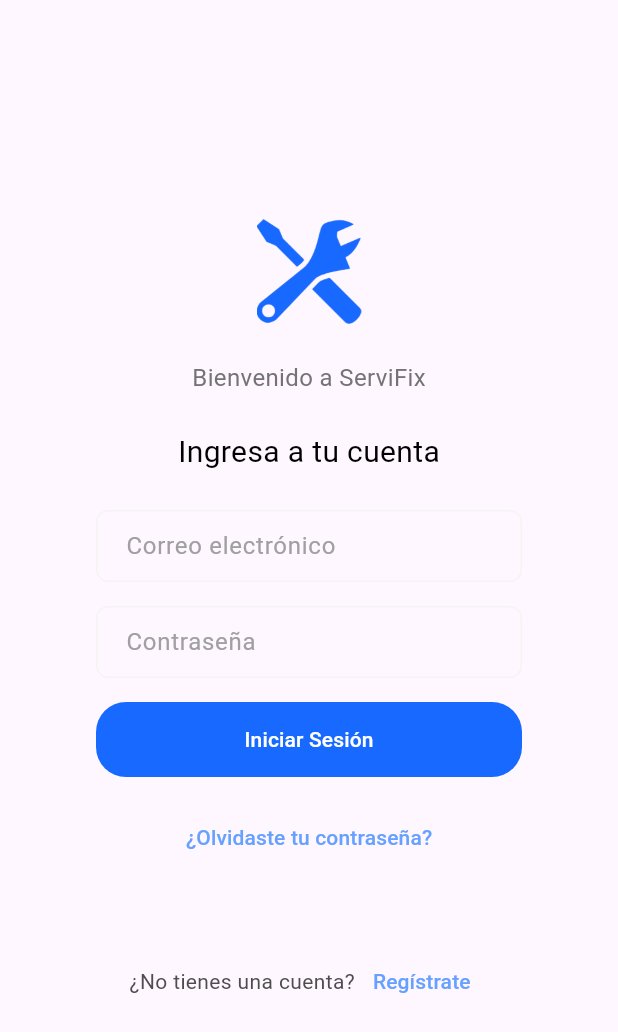
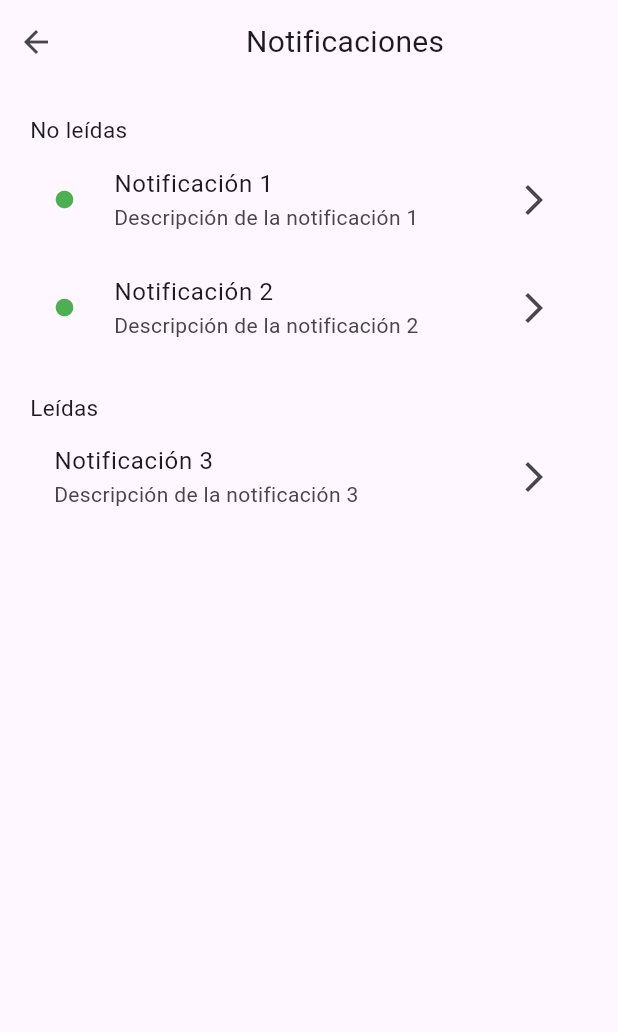
Before and after one commit to AM-SocialTechOrg/ServiFix_Flutter, a Flutter app: the screen it shows after launch, on a phone screen of 412 x 824 dp. Shown: the top 1032 px of the screen. Run offline on Flutter 3.47's test engine with Material 3 defaults, Android fonts, the phone set to English and light mode, and no system bars; our stand-ins replace file_picker, permission_handler, shared_preferences; missing offline and left inert: dart:ffi, jwt_decode; accounts and stored records are empty.

Commit message:
Creating the Notifications View
Co-Authored-By: Luis Alberto Siancas Retegui <112042262+DahuX04@users.noreply.github.com>
Co-Authored-By: Jean Carlos Achamizo <traxefeder@gmail.com>
Co-Authored-By: Rodrigo Raymundo  <130820365+RodrigoRG24@users.noreply.github.com>
Co-Authored-By: Lucía A. <91093842+luciaaliagat@users.noreply.github.com>

```diff
--- a/lib/main.dart
+++ b/lib/main.dart
@@ -1,5 +1,6 @@
 import 'package:flutter/material.dart';
-import 'package:servifix_flutter/views/Offer.dart';
+import 'package:servifix_flutter/views/notification.dart';
+import 'package:servifix_flutter/views/request_offer.dart';
 import 'package:servifix_flutter/views/login.dart';
 import 'package:provider/provider.dart';
 import 'api/provider/AuthModel.dart';
@@ -27,7 +28,7 @@ class MyApp extends StatelessWidget {
         colorScheme: ColorScheme.fromSeed(seedColor: Colors.deepPurple),
         useMaterial3: true,
       ),
-      home: LogIn(),
+      home: notification(),
       //home : ProfileScreen(),
     );
   }
--- /dev/null
+++ b/lib/views/notification.dart
@@ -0,0 +1,69 @@
+import 'package:flutter/material.dart';
+
+class notification extends StatefulWidget {
+  const notification({super.key});
+
+  @override
+  State<notification> createState() => _notificationState();
+}
+
+class _notificationState extends State<notification> {
+  @override
+  Widget build(BuildContext context) {
+    return Scaffold(
+      appBar: AppBar(
+        actions: [
+          Container(
+            child: IconButton(
+              icon: Icon(Icons.arrow_back_outlined),
+              onPressed: () {},
+            ),
+          ),
+          Expanded(
+            child: Center(
+              child: Text('Notificaciones',
+                  style: TextStyle(fontSize: 20)
+              ),
+            ),
+          ),
+        ],
+      ),
+      body: Padding(
+        padding: const EdgeInsets.all(20.0),
+        child: Column(
+          crossAxisAlignment: CrossAxisAlignment.start,
+          children: [
+            Text('No leídas',
+                style: TextStyle(
+                  fontSize: 15,
+                )
+            ),
+            ListTile(
+              leading: Icon(Icons.circle, size: 14, color: Colors.green),
+              title: Text('Notificación 1'),
+              subtitle: Text('Descripción de la notificación 1'),
+              trailing: Icon(Icons.arrow_forward_ios),
+            ),
+            ListTile(
+              leading: Icon(Icons.circle, size: 14, color: Colors.green),
+              title: Text('Notificación 2'),
+              subtitle: Text('Descripción de la notificación 2'),
+              trailing: Icon(Icons.arrow_forward_ios),
+            ),
+            SizedBox(height: 20),
+            Text('Leídas',
+                style: TextStyle(
+                  fontSize: 15,
+                )
+            ),
+            ListTile(
+              title: Text('Notificación 3'),
+              subtitle: Text('Descripción de la notificación 3'),
+              trailing: Icon(Icons.arrow_forward_ios),
+            ),
+          ],
+        ),
+      ),
+    );
+  }
+}
--- a/lib/views/user_profile.dart
+++ b/lib/views/user_profile.dart
@@ -5,7 +5,7 @@ import 'package:servifix_flutter/api/service/userService.dart';
 import 'package:provider/provider.dart';
 import 'package:servifix_flutter/api/provider/AuthModel.dart';
 import 'package:servifix_flutter/api/service/PublicationService.dart';
-import 'package:servifix_flutter/views/Offer.dart';
+import 'package:servifix_flutter/views/request_offer.dart';
 import 'package:servifix_flutter/api/preferences/userPreferences.dart';
 
 class UserProfileScreen extends StatefulWidget {
@@ -397,7 +397,7 @@ class UserProfileScreen extends StatefulWidget {
             if (index == 0) {
               Navigator.push(
                 context,
-                MaterialPageRoute(builder: (context) => Offer()),
+                MaterialPageRoute(builder: (context) => RequestOffer()),
               );
             } else if (index == 1) {
               Navigator.of(context).pushNamed('/search');
```
Also changed, not shown: lib/views/request_offer.dart (renamed from lib/views/offer.dart, +25 -12 lines).
